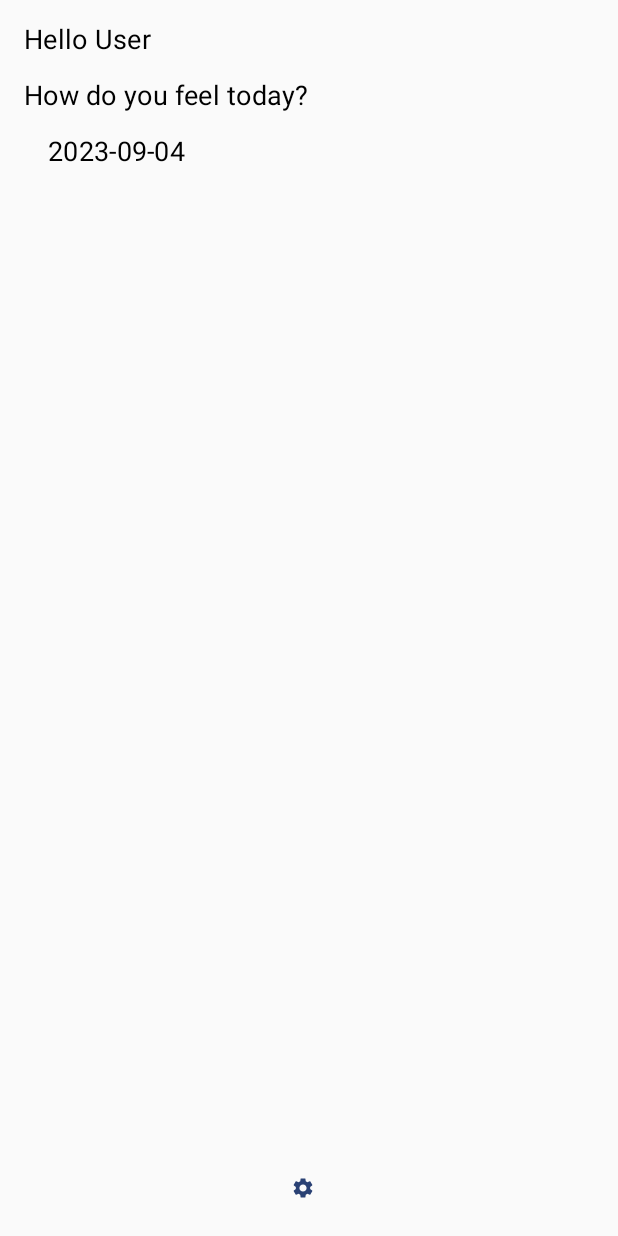
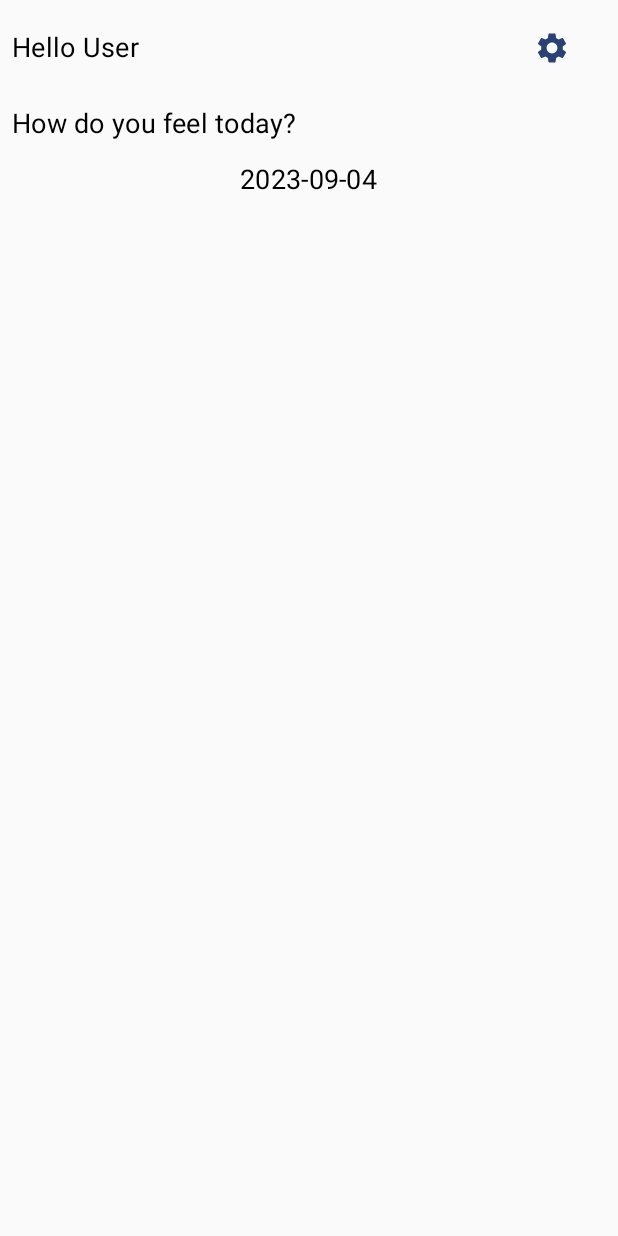
Before and after one commit to massimilianopaolopisu/MoodTrackr, an Android app built with Jetpack Compose: the screen it shows after launch (MainActivity), on a phone screen of 412 x 824 dp. Run offline under Robolectric (Android 15) with nearby library versions, the phone set to English and light mode, and no system bars; our stand-ins replace Dagger/Hilt's generated code.

Commit message:
Fixed home screen alignment #70

```diff
--- a/app/src/main/java/com/example/moodtrackr/components/MoodEntrySummary.kt
+++ b/app/src/main/java/com/example/moodtrackr/components/MoodEntrySummary.kt
@@ -8,6 +8,7 @@ import androidx.compose.foundation.layout.padding
 import androidx.compose.material3.MaterialTheme
 import androidx.compose.material3.Text
 import androidx.compose.runtime.Composable
+import androidx.compose.ui.Alignment
 import androidx.compose.ui.Modifier
 import androidx.compose.ui.unit.dp
 import androidx.compose.ui.unit.sp
@@ -25,7 +26,9 @@ fun MoodEntrySummary(
     ) {
         Text(
             text = LocalDate.now().toString(),
-            style = MaterialTheme.typography.bodyMedium.copy(fontSize = 18.sp)
+            style = MaterialTheme.typography.bodyMedium.copy(fontSize = 18.sp),
+            modifier = Modifier
+                .align(Alignment.CenterHorizontally)
         )
 
         Spacer(modifier = Modifier.height(8.dp))
@@ -93,8 +96,3 @@ fun MoodEntrySummary(
         }
     }
 }
-
-fun onClick()
-{
-
-}
--- a/app/src/main/java/com/example/moodtrackr/screens/HomeScreen.kt
+++ b/app/src/main/java/com/example/moodtrackr/screens/HomeScreen.kt
@@ -1,10 +1,11 @@
 package com.example.moodtrackr.screens
 
+import androidx.compose.foundation.layout.Arrangement
 import androidx.compose.foundation.layout.Column
+import androidx.compose.foundation.layout.Row
 import androidx.compose.foundation.layout.Spacer
 import androidx.compose.foundation.layout.fillMaxSize
 import androidx.compose.foundation.layout.fillMaxWidth
-import androidx.compose.foundation.layout.height
 import androidx.compose.foundation.layout.padding
 import androidx.compose.material.icons.Icons
 import androidx.compose.material.icons.filled.Settings
@@ -14,6 +15,7 @@ import androidx.compose.material3.Icon
 import androidx.compose.material3.MaterialTheme
 import androidx.compose.material3.Text
 import androidx.compose.runtime.Composable
+import androidx.compose.ui.Alignment
 import androidx.compose.ui.Modifier
 import androidx.compose.ui.graphics.Color
 import androidx.compose.ui.unit.dp
@@ -37,13 +39,35 @@ fun HomeScreen(
     Column(
         modifier = Modifier
             .fillMaxSize()
-            .padding(16.dp)
+            .padding(8.dp)
     ) {
-        Text(
-            text = "Hello $name",
-            style = MaterialTheme.typography.bodyMedium.copy(fontSize = 18.sp),
-            modifier = Modifier.padding(bottom = 16.dp)
-        )
+        Row(
+            modifier = Modifier
+                .fillMaxWidth()
+                .padding(bottom = 16.dp),
+            horizontalArrangement = Arrangement.SpaceBetween
+        ) {
+            Text(
+                text = "Hello $name",
+                style = MaterialTheme.typography.bodyMedium.copy(fontSize = 18.sp),
+                modifier = Modifier
+                    .align(Alignment.CenterVertically)
+            )
+
+            Button(
+                onClick = { navController.navigate(Routes.Settings.toString()) },
+                modifier = Modifier,
+                colors = ButtonDefaults.buttonColors(
+                    containerColor = Color.Transparent,
+                    contentColor = MaterialTheme.colorScheme.primary
+                )
+            ) {
+                Icon(
+                    imageVector = Icons.Default.Settings,
+                    contentDescription = "Settings"
+                )
+            }
+        }
 
         Text(
             text = "How do you feel today?",
@@ -55,26 +79,9 @@ fun HomeScreen(
         )
 
         Spacer(modifier = Modifier.weight(1f))
-
-        Button(
-            onClick = { navController.navigate(Routes.Settings.toString()) },
-            modifier = Modifier
-                .fillMaxWidth()
-                .height(48.dp)
-                .padding(top = 16.dp),
-            colors = ButtonDefaults.buttonColors(
-                containerColor = Color.Transparent,
-                contentColor = MaterialTheme.colorScheme.primary
-            )
-        ) {
-            Icon(
-                imageVector = Icons.Default.Settings,
-                contentDescription = "Settings",
-                modifier = Modifier.padding(end = 8.dp)
-            )
-        }
     }
 }
+
 
 
 fun getName(profilePreferencesRepository: IProfilePreferencesRepository): String {
```
